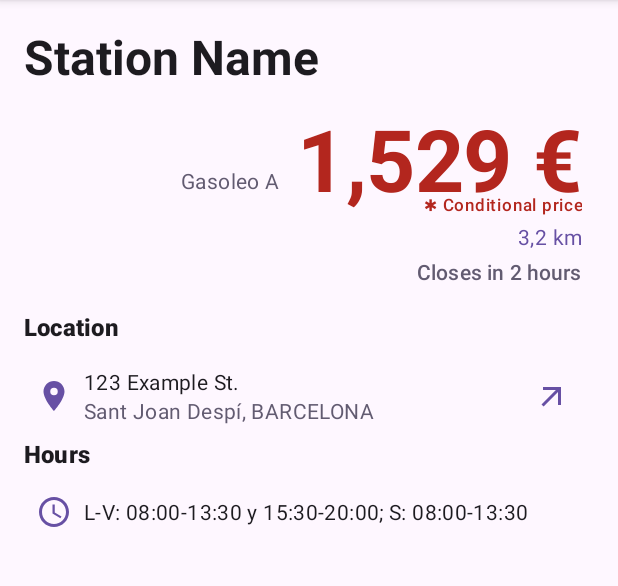
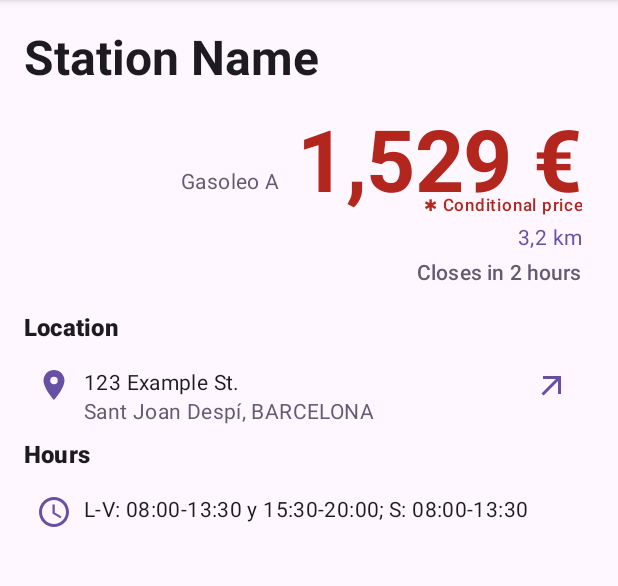
Before and after one commit to vokimon/carburoid, an Android app: the StationDetailActivity screen opened directly, with no data from a screen before it, on a phone screen of 412 x 824 dp, the part 96-682 px from its top. Run offline under Robolectric (Android 15) with nearby library versions, the phone set to English and light mode, and no system bars.

Commit message:
💄 removing vertical centering on details

```diff
--- a/app/src/main/res/layout/activity_station_detail.xml
+++ b/app/src/main/res/layout/activity_station_detail.xml
@@ -110,16 +110,15 @@
             android:orientation="horizontal"
             android:background="?attr/selectableItemBackground"
             android:padding="8dp"
-            android:gravity="center_vertical"
             android:clickable="true"
             android:focusable="true">
 
             <ImageView
                 android:layout_width="24dp"
                 android:layout_height="24dp"
+                android:layout_marginEnd="8dp"
+                android:contentDescription="@string/open_in_maps"
                 android:src="@drawable/ic_location_on"
-                android:contentDescription="@string/open_in_maps"
-                android:layout_marginEnd="8dp"
                 android:tint="?attr/colorPrimary" />
 
             <LinearLayout
@@ -172,7 +171,6 @@
             android:background="?attr/selectableItemBackground"
             android:padding="8dp"
             android:layout_marginBottom="8dp"
-            android:gravity="center_vertical"
             android:clickable="true"
             android:focusable="true" >
 
```
